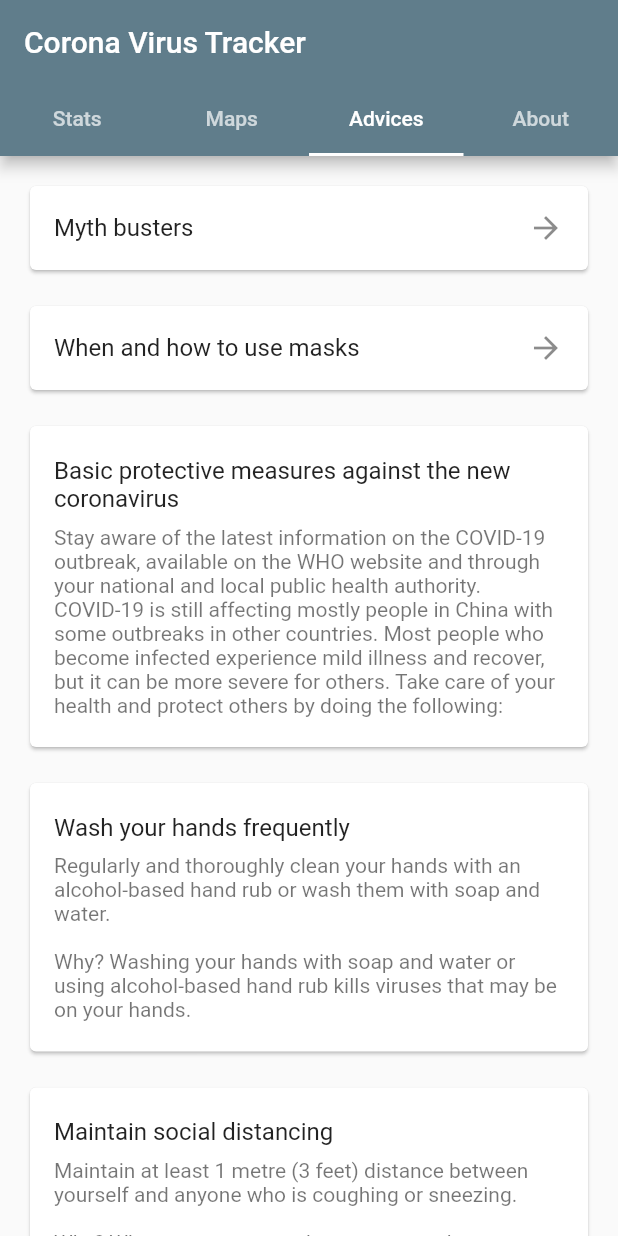
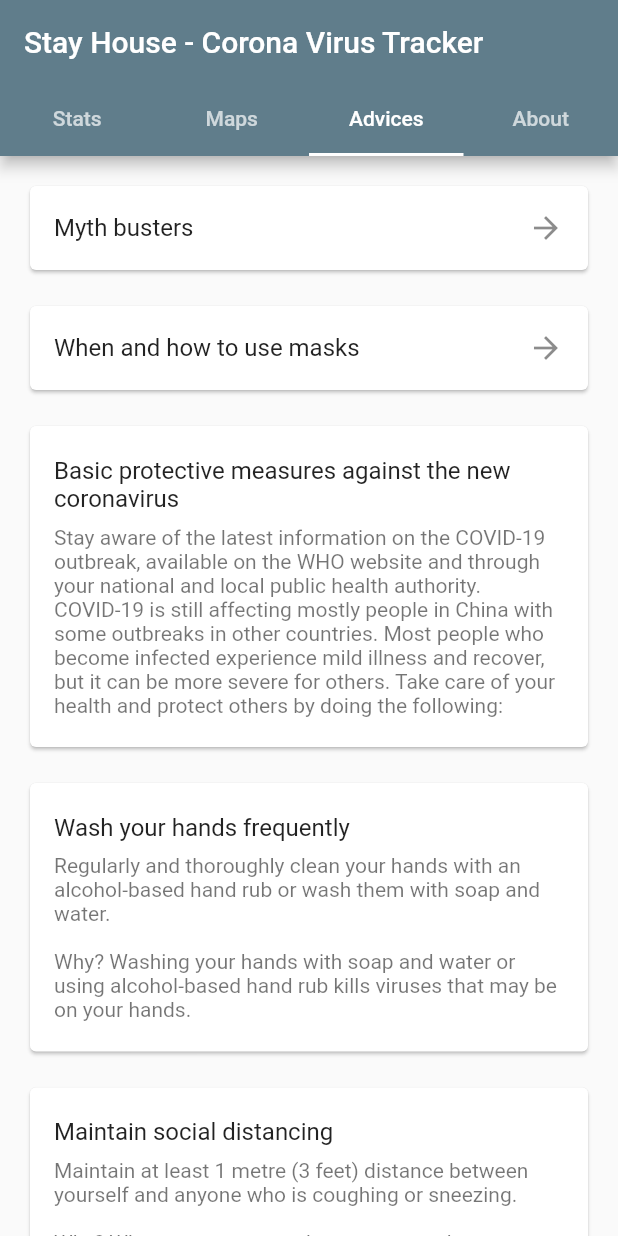
Before and after one commit to Ngoni-Sama/Covid-19-Tracker-menus, a Flutter app: the screen it shows after launch, tab 3 chosen, on a phone screen of 412 x 824 dp. Run offline on Flutter 3.47's test engine with Material 2 defaults, Android fonts, the phone set to English and light mode, and no system bars; our stand-ins replace charts_flutter, google_maps_flutter; missing offline and left inert: dart:html, google_maps; generated files the repository leaves out were written again; network calls fail.

Commit message:
changes fixed

```diff
--- a/lib/main.dart
+++ b/lib/main.dart
@@ -12,7 +12,7 @@ class MyApp extends StatelessWidget {
   @override
   Widget build(BuildContext context) {
     return MaterialApp(
-      title: 'Corona Virus Tracker',
+      title: 'Stay House - Corona Virus Tracker',
       theme: ThemeData(
         primarySwatch: Colors.blueGrey,
       ),
@@ -20,7 +20,7 @@ class MyApp extends StatelessWidget {
         length: 4,
         child: Scaffold(
           appBar: AppBar(
-            title: Text('Corona Virus Tracker'),
+            title: Text('Stay House - Corona Virus Tracker'),
             bottom: TabBar(
               tabs: <Widget>[
                 Tab(
```
Also changed, not shown: 2 other files.
